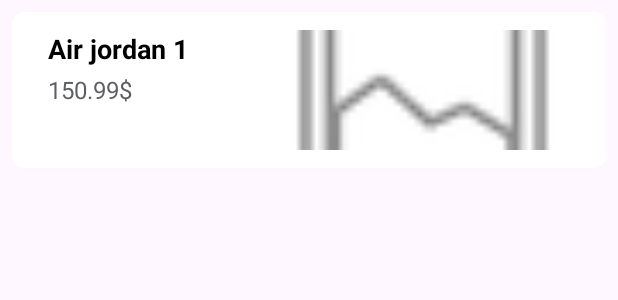
After one commit to ArnoldUza/420-KB8-PFI, an Android app: the layout item_produit.xml on its own in the app's theme, with its tools: preview values and no code run, on a phone screen of 412 x 824 dp. The commit adds this screen. Shown: the top 300 px of the screen. Run offline under Robolectric (Android 15) with nearby library versions, the phone set to English and light mode, and no system bars.

Commit message:
commit initial

```diff
--- /dev/null
+++ b/app/src/main/res/layout/item_produit.xml
@@ -0,0 +1,50 @@
+<?xml version="1.0" encoding="utf-8"?>
+<androidx.cardview.widget.CardView xmlns:android="http://schemas.android.com/apk/res/android"
+    xmlns:app="http://schemas.android.com/apk/res-auto"
+    android:layout_width="match_parent"
+    android:layout_height="wrap_content"
+    android:layout_margin="8dp"
+    app:cardCornerRadius="8dp"
+    app:cardElevation="4dp">
+
+    <LinearLayout
+        android:layout_width="match_parent"
+        android:layout_height="wrap_content"
+        android:orientation="horizontal"
+        android:padding="12dp">
+
+        <LinearLayout
+            android:layout_width="0dp"
+            android:layout_height="wrap_content"
+            android:layout_marginStart="12dp"
+            android:layout_weight="1"
+            android:orientation="vertical">
+
+            <TextView
+                android:id="@+id/tvNomProduit"
+                android:layout_width="wrap_content"
+                android:layout_height="wrap_content"
+                android:text="Air jordan 1"
+                android:textColor="@color/black"
+                android:textSize="18sp"
+                android:textStyle="bold" />
+
+            <TextView
+                android:id="@+id/tvPrixProduit"
+                android:layout_width="wrap_content"
+                android:layout_height="wrap_content"
+                android:layout_marginTop="4dp"
+                android:text="150.99$"
+                android:textColor="@color/material_dynamic_neutral40"
+                android:textSize="16sp" />
+        </LinearLayout>
+
+        <ImageView
+            android:id="@+id/imgProduit"
+            android:layout_width="80dp"
+            android:layout_height="80dp"
+            android:layout_weight="1"
+            android:scaleType="centerCrop"
+            app:srcCompat="@android:drawable/ic_menu_gallery" />
+    </LinearLayout>
+</androidx.cardview.widget.CardView>
--- a/app/src/main/res/values/strings.xml
+++ b/app/src/main/res/values/strings.xml
@@ -4,4 +4,5 @@
     <string name="hint_nom">Nom d\'utilisateur</string>
     <string name="hint_mot_de_passe">Mot de passe</string>
     <string name="btn_connexion">Se connecter</string>
+    <string name="sneakerJordans">Air Jordan 1</string>
 </resources>
```
